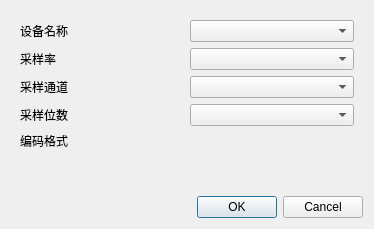
chunhui204/bigdata512, file ALL/audiosetting.ui: the form before one commit.
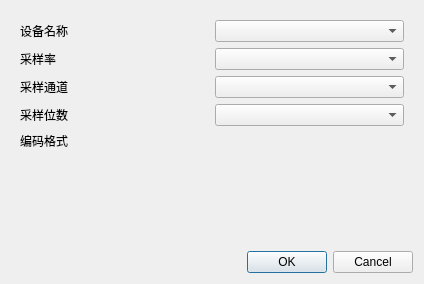
The form after the commit.

The edit to the form file:
```diff
--- a/ALL/audiosetting.ui
+++ b/ALL/audiosetting.ui
@@ -6,8 +6,8 @@
    <rect>
     <x>0</x>
     <y>0</y>
-    <width>374</width>
-    <height>229</height>
+    <width>424</width>
+    <height>284</height>
    </rect>
   </property>
   <property name="windowTitle">
```
